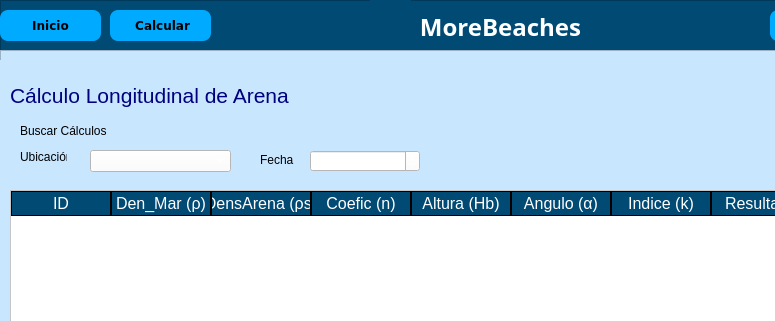
Before: the Qt Designer form gui/PrincipalUsuario.ui in dariel-cabrera/SGCTS-GeoCuba-pyqt, drawn with Qt 5; both pictures show x 0 to 775 and y 0 to 321 of the 882 by 635 pixel window.
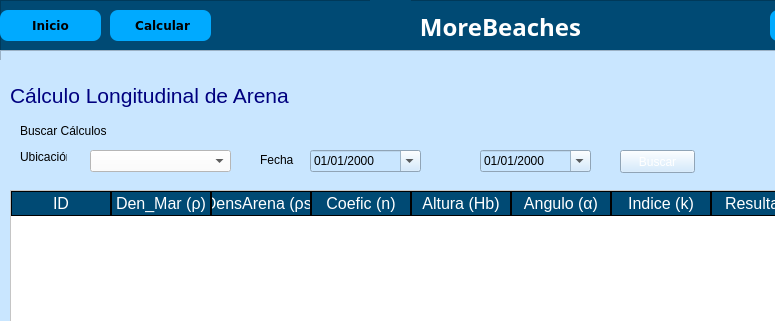
After: the same form once the commit is applied. The open tabs and pages were chosen to show the change. Icons and pictures are not drawn.

Commit message: Buscar Trazas y Buscar Calculos

What changed in the file:
```diff
--- a/gui/PrincipalUsuario.ui
+++ b/gui/PrincipalUsuario.ui
@@ -428,7 +428,8 @@
         </rect>
        </property>
        <property name="styleSheet">
-        <string notr="true">background-color: rgb(255, 255, 255);</string>
+        <string notr="true">background-color: rgb(255, 255, 255);
+color: rgb(0, 0, 0);</string>
        </property>
       </widget>
       <widget class="QDateEdit" name="dateEdit">
@@ -436,12 +437,19 @@
         <rect>
          <x>330</x>
          <y>90</y>
-         <width>110</width>
+         <width>111</width>
          <height>22</height>
         </rect>
        </property>
        <property name="styleSheet">
-        <string notr="true">background-color: rgb(255, 255, 255);</string>
+        <string notr="true">
+color: rgb(0, 0, 0);</string>
+       </property>
+       <property name="displayFormat">
+        <string>dd/MM/yyyy</string>
+       </property>
+       <property name="calendarPopup">
+        <bool>true</bool>
        </property>
       </widget>
       <widget class="QLabel" name="label_4">
@@ -569,6 +577,39 @@
         <string>Editar</string>
        </property>
       </widget>
+      <widget class="QDateEdit" name="dateEditHasta">
+       <property name="geometry">
+        <rect>
+         <x>500</x>
+         <y>90</y>
+         <width>111</width>
+         <height>22</height>
+        </rect>
+       </property>
+       <property name="styleSheet">
+        <string notr="true">
+color: rgb(0, 0, 0);</string>
+       </property>
+       <property name="displayFormat">
+        <string>dd/MM/yyyy</string>
+       </property>
+       <property name="calendarPopup">
+        <bool>true</bool>
+       </property>
+      </widget>
+      <widget class="QPushButton" name="Button_Buscar">
+       <property name="geometry">
+        <rect>
+         <x>640</x>
+         <y>90</y>
+         <width>75</width>
+         <height>23</height>
+        </rect>
+       </property>
+       <property name="text">
+        <string>Buscar</string>
+       </property>
+      </widget>
      </widget>
      <widget class="QWidget" name="pageMiPerfil">
       <widget class="QLabel" name="label_6">
```
Left out of the diff: 2 changed lines with no effect on the pictures. The commit also changes 18 other files.
